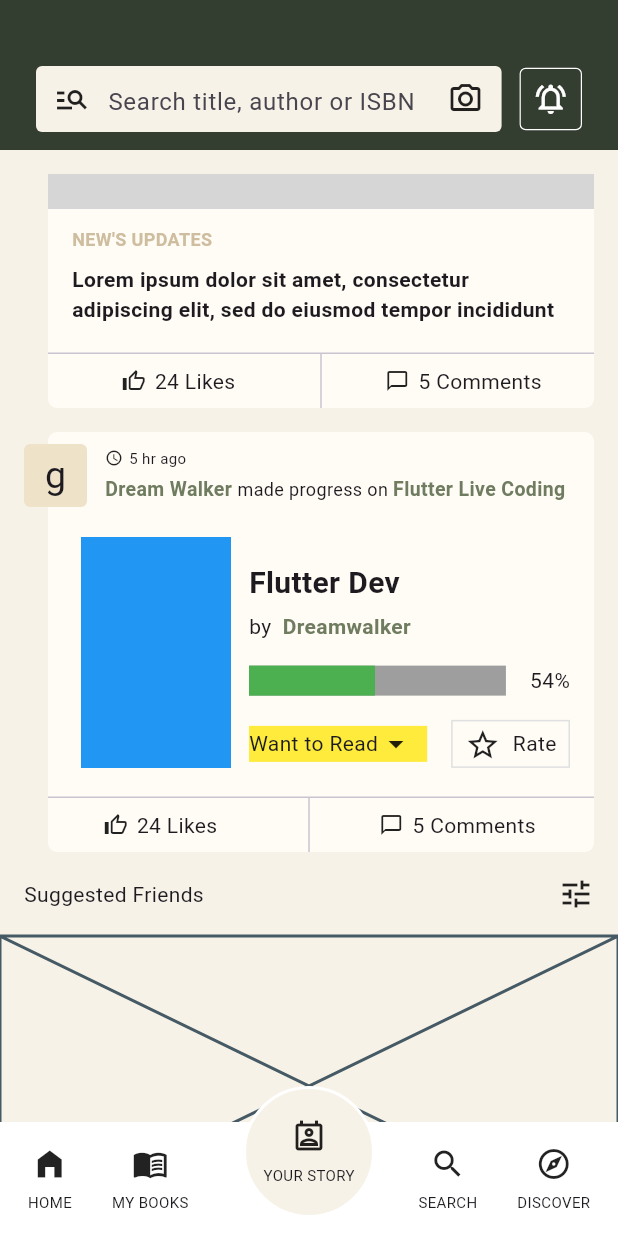
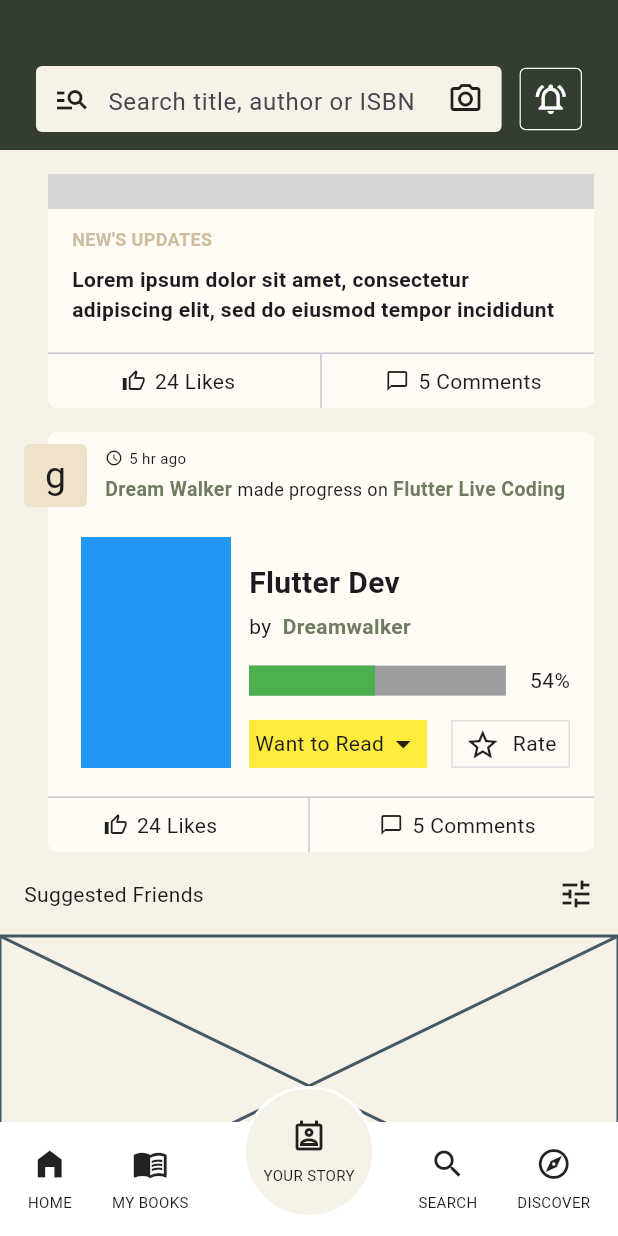
Before and after one commit to JAICHANGPARK/flutter_notebook_chapter_43, a Flutter app: the NewsFeedHomePage screen opened directly, scrolled down 144 dp, on a phone screen of 412 x 824 dp. Run offline on Flutter 3.47's test engine with Material 3 defaults, Android fonts, the phone set to English and light mode, and no system bars; our stand-ins replace gap, hugeicons; network calls fail; grey boxes are pictures that could not be loaded.

Commit message:
Update news_feed_home_page.dart

```diff
--- a/lib/ep2163_newsfeed_app/views/news_feed_home_page.dart
+++ b/lib/ep2163_newsfeed_app/views/news_feed_home_page.dart
@@ -383,11 +383,13 @@ class _NewsFeedHomePageState extends State<NewsFeedHomePage> {
                                                               spacing: 16,
                                                               children: [
                                                                 Expanded(
-                                                                  child: Container(
+                                                                  child: Container(padding:
+                                                                  EdgeInsets.symmetric(horizontal: 4, vertical: 4),
                                                                     decoration: BoxDecoration(
                                                                       color: Colors.yellow,
                                                                     ),
                                                                     child: Row(
+                                                                      mainAxisAlignment: MainAxisAlignment.spaceBetween,
                                                                       children: [
                                                                         Text("Want to Read"),
                                                                         Icon(Icons.arrow_drop_down_outlined)
```
